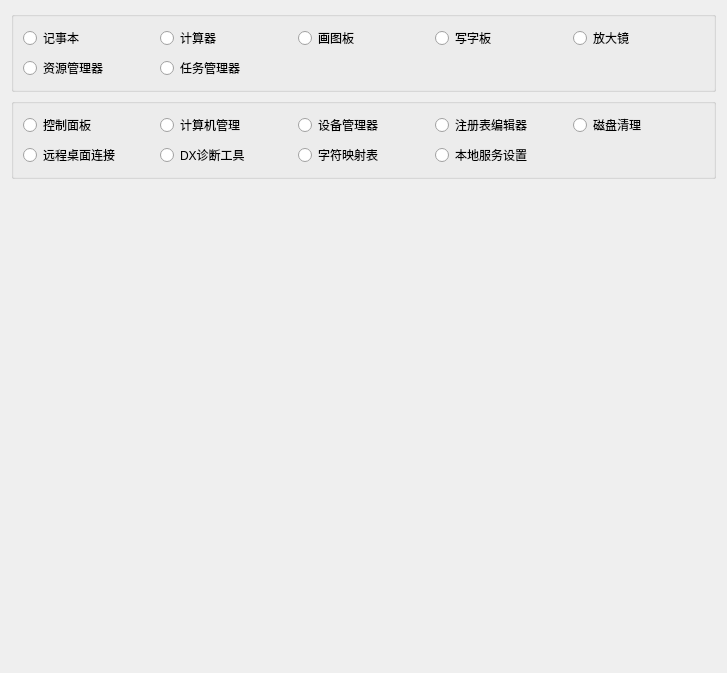
Before: the Qt Designer form src/EasyCmd/CmdEditors/SystemToolEditor.ui in doasyourself/EasyCmd, drawn with Qt 5.
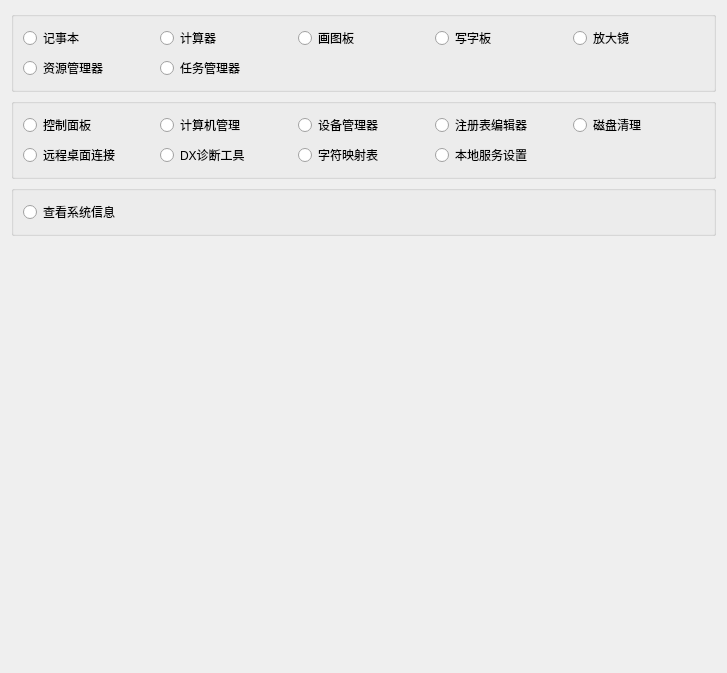
After: the same form once the commit is applied.

Commit message: 添加systeminfo命令

Patch:
```diff
--- a/src/EasyCmd/CmdEditors/SystemToolEditor.ui
+++ b/src/EasyCmd/CmdEditors/SystemToolEditor.ui
@@ -144,6 +144,25 @@
      </layout>
     </widget>
    </item>
+   <item>
+    <widget class="QGroupBox" name="groupBox_3">
+     <property name="title">
+      <string/>
+     </property>
+     <layout class="QVBoxLayout" name="verticalLayout_2">
+      <item>
+       <widget class="QRadioButton" name="radioButton_systeminfo">
+        <property name="toolTip">
+         <string>systeminfo</string>
+        </property>
+        <property name="text">
+         <string>查看系统信息</string>
+        </property>
+       </widget>
+      </item>
+     </layout>
+    </widget>
+   </item>
    <item>
     <spacer name="verticalSpacer">
      <property name="orientation">
```
The commit also changes 2 other files.
